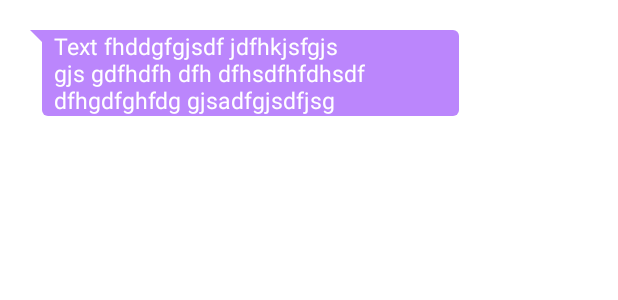
After one commit to SalimmReza/Chatting-App, an Android app: the layout reciever.xml on its own in the app's theme, with its tools: preview values and no code run, on a phone screen of 412 x 824 dp. The commit adds this screen. Shown: the top 300 px of the screen. Run offline under Robolectric (Android 15) with nearby library versions, the phone set to English and light mode, and no system bars.

Commit message:
chat p1 design

```diff
--- /dev/null
+++ b/app/src/main/res/drawable/recieverbox.xml
@@ -0,0 +1,20 @@
+<?xml version="1.0" encoding="utf-8"?>
+<layer-list xmlns:android="http://schemas.android.com/apk/res/android">
+    <item>
+        <rotate
+            android:fromDegrees="-45"
+            android:pivotX="0%"
+            android:pivotY="0%"
+            android:toDegrees="0" >
+            <shape android:shape="rectangle" >
+                <solid android:color="@color/purple_200" />
+            </shape>
+        </rotate>
+    </item>
+    <item android:left="8dp">
+        <shape android:shape="rectangle" >
+            <solid android:color="@color/purple_200" />
+            <corners android:radius="4dp" />
+        </shape>
+    </item>
+</layer-list>
--- /dev/null
+++ b/app/src/main/res/layout/reciever.xml
@@ -0,0 +1,71 @@
+<?xml version="1.0" encoding="utf-8"?>
+<RelativeLayout xmlns:android="http://schemas.android.com/apk/res/android"
+    android:layout_width="match_parent"
+    android:layout_height="wrap_content"
+    xmlns:app="http://schemas.android.com/apk/res-auto"
+    android:layout_margin="10dp"
+    android:layout_marginRight="7dp"
+  >
+
+    <androidx.constraintlayout.widget.ConstraintLayout
+
+        android:layout_width="wrap_content"
+        android:layout_height="wrap_content"
+        android:layout_alignParentLeft="true"
+
+        android:layout_marginStart="10dp"
+        android:layout_marginTop="10dp"
+        android:layout_marginEnd="10dp"
+        android:layout_marginRight="68dp"
+        android:layout_marginBottom="10dp"
+        android:background="@drawable/recieverbox"
+        android:maxWidth="310dp"
+        android:maxHeight="400dp"
+        android:minHeight="30dp">
+
+        <androidx.constraintlayout.widget.Guideline
+            android:id="@+id/guideline3"
+            android:layout_width="20dp"
+            android:layout_height="wrap_content"
+            android:orientation="vertical"
+            app:layout_constraintGuide_end="35dp" />
+
+        <TextView
+            android:id="@+id/receiver_text_id"
+            android:layout_width="wrap_content"
+            android:layout_height="wrap_content"
+            android:layout_marginStart="16dp"
+            android:maxWidth="270dp"
+            android:minWidth="50dp"
+            android:text="Text fhddgfgjsdf jdfhkjsfgjs gjs gdfhdfh dfh dfhsdfhfdhsdf dfhgdfghfdg gjsadfgjsdfjsg"
+            android:textColor="#FFFFFF"
+            android:textSize="15sp"
+
+            app:layout_constraintStart_toStartOf="parent"
+            app:layout_constraintTop_toTopOf="parent" />
+
+        <!-- <TextView
+             android:id="@+id/s_time_id"
+             android:layout_width="wrap_content"
+             android:layout_height="12dp"
+             android:layout_marginRight="20dp"
+             android:text="12.00PM"
+             android:textColor="#FFFFFF"
+             android:textSize="7sp"
+             android:textStyle="bold"
+             app:layout_constraintBottom_toBottomOf="parent"
+             app:layout_constraintEnd_toEndOf="parent"
+             app:layout_constraintHorizontal_bias="0.932"
+             app:layout_constraintStart_toEndOf="@+id/sender_text_id"
+             app:layout_constraintTop_toTopOf="parent"
+             app:layout_constraintVertical_bias="0.916" />-->
+
+
+    </androidx.constraintlayout.widget.ConstraintLayout>
+
+
+
+
+
+
+</RelativeLayout>
--- a/app/src/main/res/values/colors.xml
+++ b/app/src/main/res/values/colors.xml
@@ -9,4 +9,8 @@
     <color name="white">#FFFFFFFF</color>
     <color name="gray">#C0C0C0</color>
     <color name="red">#800000</color>
+    <color name="green">#03FE15</color>
+    <color name="orange">#FE3503 </color>
+
+
 </resources>
```
Also changed, not shown: app/src/main/AndroidManifest.xml (+8 -2 lines), app/src/main/java/com/example/chattingappk/Chat.kt (added, +11 -0 lines), app/src/main/java/com/example/chattingappk/Messages.kt (added, +14 -0 lines), app/src/main/res/drawable/chatbox.xml (added, +9 -0 lines), app/src/main/res/drawable/sendbox.xml (added, +21 -0 lines), app/src/main/res/layout/activity_chat.xml (added, +48 -0 lines), app/src/main/res/layout/sender.xml (added, +63 -0 lines), app/src/main/res/drawable-v24/right.png (added).
